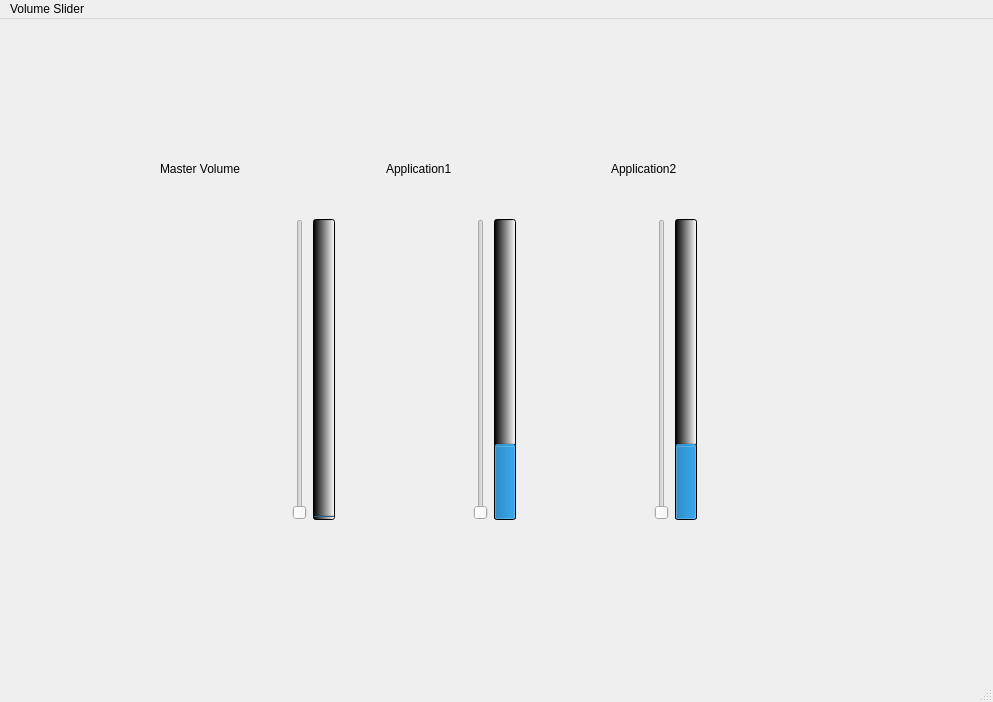
This is desktop/QT/mainwindow.ui in Rocket009/Senior-Project as Qt 5 draws it before an edit. The edited form follows.
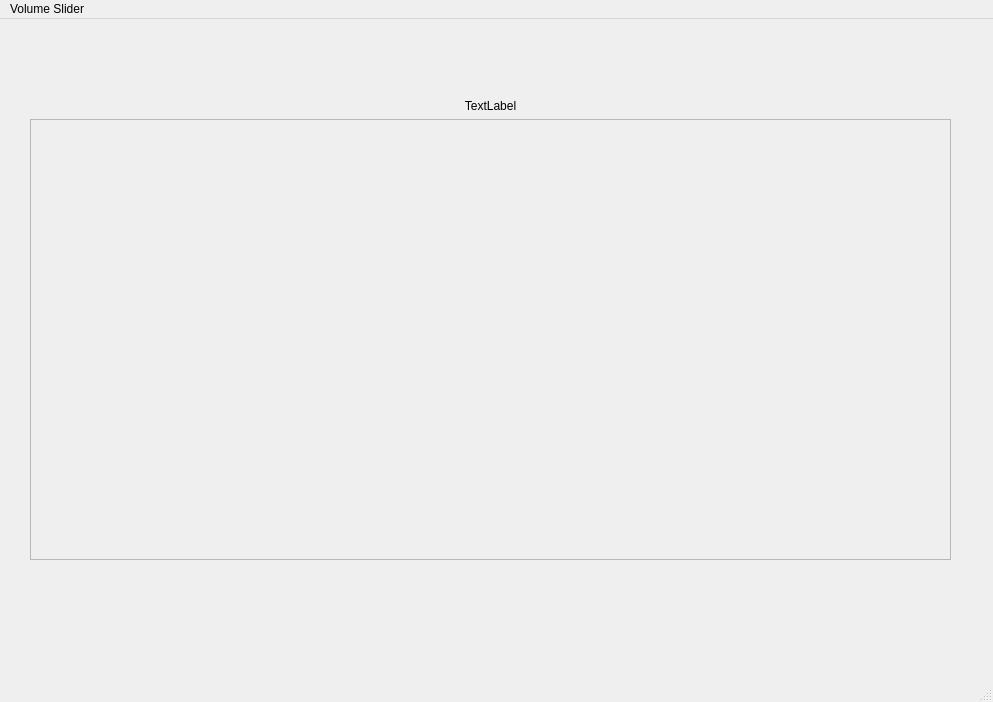
This is the edited form.

Commit message: implemented dynamic slider tests

The edit to the form file:
```diff
--- a/desktop/QT/mainwindow.ui
+++ b/desktop/QT/mainwindow.ui
@@ -17,145 +17,49 @@
    <widget class="QWidget" name="horizontalLayoutWidget_4">
     <property name="geometry">
      <rect>
-      <x>160</x>
-      <y>200</y>
-      <width>671</width>
-      <height>301</height>
+      <x>30</x>
+      <y>80</y>
+      <width>921</width>
+      <height>461</height>
      </rect>
     </property>
-    <layout class="QHBoxLayout" name="horizontalLayout_4">
-     <item>
-      <layout class="QHBoxLayout" name="horizontalLayout">
-       <item>
-        <widget class="QSlider" name="Master_Volume_Sider">
-         <property name="orientation">
-          <enum>Qt::Orientation::Vertical</enum>
-         </property>
-        </widget>
-       </item>
-       <item>
-        <widget class="QProgressBar" name="Master_Volume_Progress">
-         <property name="enabled">
-          <bool>true</bool>
-         </property>
-         <property name="autoFillBackground">
-          <bool>false</bool>
-         </property>
-         <property name="styleSheet">
-          <string notr="true">background-color: qlineargradient(spread:pad, x1:0, y1:0, x2:1, y2:0, stop:0 rgba(0, 0, 0, 255), stop:1 rgba(255, 255, 255, 255));</string>
-         </property>
-         <property name="value">
-          <number>0</number>
-         </property>
-         <property name="textVisible">
-          <bool>false</bool>
-         </property>
-         <property name="orientation">
-          <enum>Qt::Orientation::Vertical</enum>
-         </property>
-        </widget>
-       </item>
-      </layout>
-     </item>
-     <item>
-      <layout class="QHBoxLayout" name="horizontalLayout_2">
-       <item>
-        <widget class="QSlider" name="verticalSlider_2">
-         <property name="orientation">
-          <enum>Qt::Orientation::Vertical</enum>
-         </property>
-        </widget>
-       </item>
-       <item>
-        <widget class="QProgressBar" name="progressBar_2">
-         <property name="enabled">
-          <bool>true</bool>
-         </property>
-         <property name="autoFillBackground">
-          <bool>false</bool>
-         </property>
-         <property name="styleSheet">
-          <string notr="true">
-background-color: qlineargradient(spread:pad, x1:0, y1:0, x2:1, y2:0, stop:0 rgba(0, 0, 0, 255), stop:1 rgba(255, 255, 255, 255));</string>
-         </property>
-         <property name="value">
-          <number>24</number>
-         </property>
-         <property name="textVisible">
-          <bool>false</bool>
-         </property>
-         <property name="orientation">
-          <enum>Qt::Orientation::Vertical</enum>
-         </property>
-        </widget>
-       </item>
-      </layout>
-     </item>
-     <item>
-      <layout class="QHBoxLayout" name="horizontalLayout_3">
-       <item>
-        <widget class="QSlider" name="verticalSlider_3">
-         <property name="orientation">
-          <enum>Qt::Orientation::Vertical</enum>
-         </property>
-        </widget>
-       </item>
-       <item>
-        <widget class="QProgressBar" name="progressBar_3">
-         <property name="enabled">
-          <bool>true</bool>
-         </property>
-         <property name="autoFillBackground">
-          <bool>false</bool>
-         </property>
-         <property name="styleSheet">
-          <string notr="true">
-background-color: qlineargradient(spread:pad, x1:0, y1:0, x2:1, y2:0, stop:0 rgba(0, 0, 0, 255), stop:1 rgba(255, 255, 255, 255));</string>
-         </property>
-         <property name="value">
-          <number>24</number>
-         </property>
-         <property name="textVisible">
-          <bool>false</bool>
-         </property>
-         <property name="orientation">
-          <enum>Qt::Orientation::Vertical</enum>
-         </property>
-        </widget>
-       </item>
-      </layout>
-     </item>
-    </layout>
-   </widget>
-   <widget class="QWidget" name="horizontalLayoutWidget_5">
-    <property name="geometry">
-     <rect>
-      <x>160</x>
-      <y>110</y>
-      <width>671</width>
-      <height>80</height>
-     </rect>
-    </property>
-    <layout class="QHBoxLayout" name="horizontalLayout_5">
-     <item>
-      <widget class="QLabel" name="label_3">
-       <property name="text">
-        <string>Master Volume</string>
-       </property>
-      </widget>
-     </item>
-     <item>
-      <widget class="QLabel" name="label_2">
-       <property name="text">
-        <string>Application1</string>
-       </property>
-      </widget>
-     </item>
+    <layout class="QVBoxLayout" name="verticalLayout">
      <item>
       <widget class="QLabel" name="label">
        <property name="text">
-        <string>Application2</string>
+        <string>TextLabel</string>
        </property>
+       <property name="alignment">
+        <set>Qt::AlignmentFlag::AlignCenter</set>
+       </property>
+      </widget>
+     </item>
+     <item>
+      <widget class="QScrollArea" name="scrollArea">
+       <property name="widgetResizable">
+        <bool>true</bool>
+       </property>
+       <widget class="QWidget" name="scrollAreaWidgetContents">
+        <property name="geometry">
+         <rect>
+          <x>0</x>
+          <y>0</y>
+          <width>917</width>
+          <height>430</height>
+         </rect>
+        </property>
+        <widget class="QWidget" name="horizontalLayoutWidget">
+         <property name="geometry">
+          <rect>
+           <x>210</x>
+           <y>190</y>
+           <width>451</width>
+           <height>191</height>
+          </rect>
+         </property>
+         <layout class="QHBoxLayout" name="ProcessVolumeWidgetLayout"/>
+        </widget>
+       </widget>
       </widget>
      </item>
     </layout>
```
Left out of the diff: 21 changed lines with no effect on the pictures. The commit also changes 7 other files.
